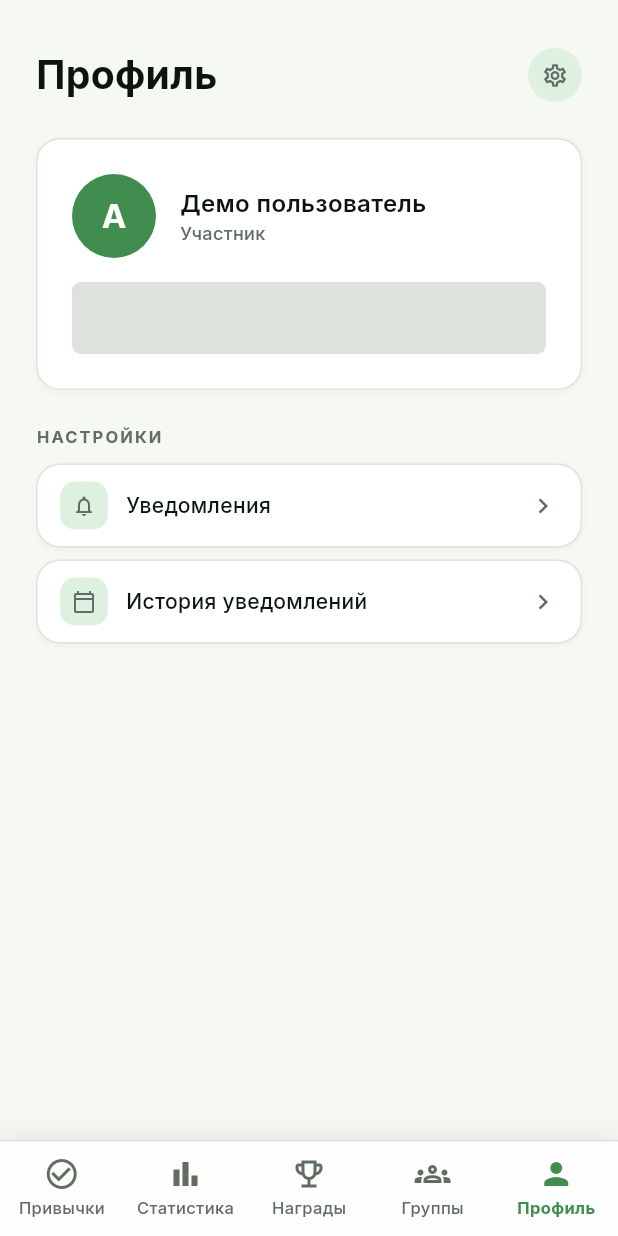
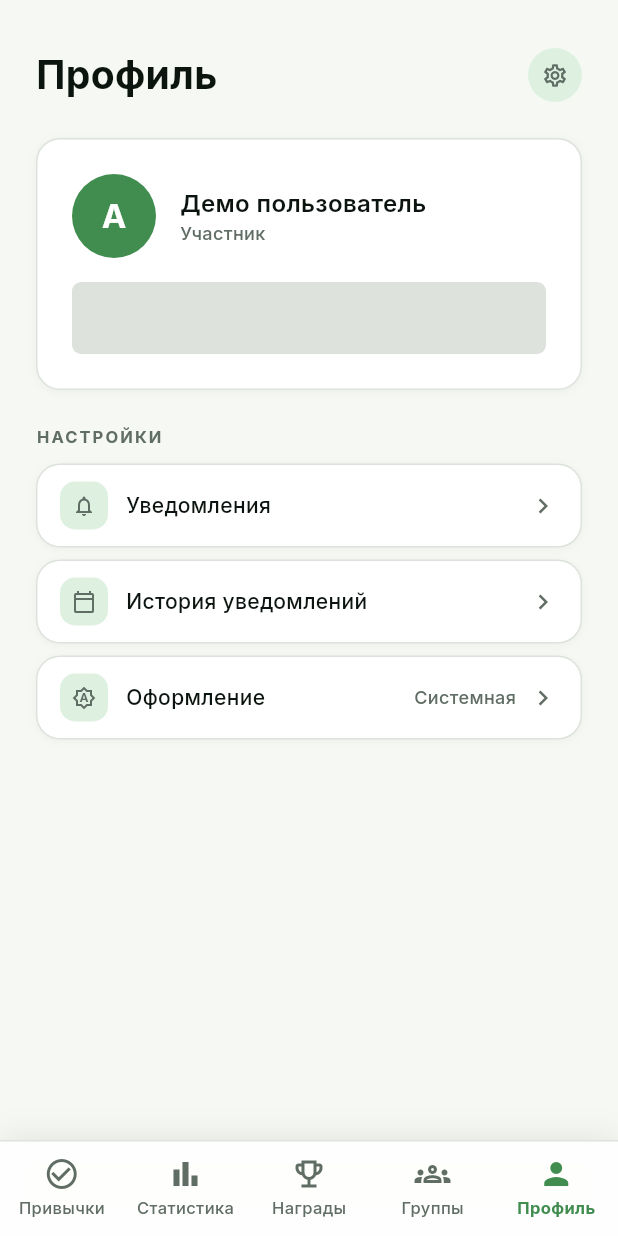
Before and after one commit to Shiringaa3011/Hability_rep, a Flutter app: the screen it shows after launch, item 5 of the bottom bar chosen, on a phone screen of 412 x 824 dp. Run offline on Flutter 3.47's test engine with Material 3 defaults, Android fonts, the phone set to English and light mode, and no system bars; our stand-ins replace dartz, dio, equatable, fl_chart, flutter_bloc, freezed_annotation and 4 more; accounts and stored records are empty; network calls fail.

Commit message:
feat fully migrate to new design

```diff
--- a/frontend/lib/core/design_system/theme/app_theme.dart
+++ b/frontend/lib/core/design_system/theme/app_theme.dart
@@ -122,6 +122,15 @@ class AppTheme {
           (s) => s.contains(WidgetState.selected) ? c.primary : c.border,
         ),
       ),
+      listTileTheme: ListTileThemeData(
+        tileColor: c.card,
+        iconColor: c.mutedForeground,
+        textColor: c.foreground,
+        titleTextStyle: AppTextStyles.titleSmall.copyWith(color: c.foreground),
+        subtitleTextStyle: AppTextStyles.caption.copyWith(color: c.mutedForeground),
+        shape: const RoundedRectangleBorder(borderRadius: AppRadius.cardRadius),
+        contentPadding: const EdgeInsets.symmetric(horizontal: 16, vertical: 4),
+      ),
       navigationBarTheme: NavigationBarThemeData(
         backgroundColor: c.card,
         indicatorColor: c.secondary,
--- /dev/null
+++ b/frontend/lib/core/theme/theme_mode_controller.dart
@@ -0,0 +1,57 @@
+import 'package:flutter/material.dart';
+import 'package:hive/hive.dart';
+
+class ThemeModeController extends ValueNotifier<ThemeMode> {
+  ThemeModeController._() : super(ThemeMode.system);
+
+  static final ThemeModeController instance = ThemeModeController._();
+
+  static const String _boxName = 'app_settings';
+  static const String _key = 'theme_mode';
+
+  static Future<void> init() async {
+    final box = await Hive.openBox<String>(_boxName);
+    final saved = box.get(_key);
+    instance.value = _decode(saved);
+  }
+
+  Future<void> set(ThemeMode mode) async {
+    if (value == mode) return;
+    value = mode;
+    final box = Hive.box<String>(_boxName);
+    await box.put(_key, _encode(mode));
+  }
+
+  static ThemeMode _decode(String? raw) {
+    switch (raw) {
+      case 'light':
+        return ThemeMode.light;
+      case 'dark':
+        return ThemeMode.dark;
+      default:
+        return ThemeMode.system;
+    }
+  }
+
+  static String _encode(ThemeMode mode) {
+    switch (mode) {
+      case ThemeMode.light:
+        return 'light';
+      case ThemeMode.dark:
+        return 'dark';
+      case ThemeMode.system:
+        return 'system';
+    }
+  }
+
+  String get displayLabel {
+    switch (value) {
+      case ThemeMode.light:
+        return 'Светлая';
+      case ThemeMode.dark:
+        return 'Тёмная';
+      case ThemeMode.system:
+        return 'Системная';
+    }
+  }
+}
--- a/frontend/lib/main.dart
+++ b/frontend/lib/main.dart
@@ -2,6 +2,7 @@ import 'package:flutter/material.dart';
 import 'package:hive_flutter/hive_flutter.dart';
 
 import 'core/design_system/design_system.dart';
+import 'core/theme/theme_mode_controller.dart';
 import 'features/gamification/presentation/pages/achievements_page.dart';
 import 'features/gamification/presentation/pages/stats_page.dart';
 import 'features/groups/presentation/pages/groups_page.dart';
@@ -14,6 +15,8 @@ void main() async {
 
   await Hive.initFlutter();
 
+  await ThemeModeController.init();
+
   await di.init();
 
   runApp(const HabitlyApp());
@@ -24,13 +27,16 @@ class HabitlyApp extends StatelessWidget {
 
   @override
   Widget build(BuildContext context) {
-    return MaterialApp(
-      title: 'Habitly',
-      debugShowCheckedModeBanner: false,
-      theme: AppTheme.light(),
-      darkTheme: AppTheme.dark(),
-      themeMode: ThemeMode.system,
-      home: const _MainShell(),
+    return ListenableBuilder(
+      listenable: ThemeModeController.instance,
+      builder: (context, _) => MaterialApp(
+        title: 'Habitly',
+        debugShowCheckedModeBanner: false,
+        theme: AppTheme.light(),
+        darkTheme: AppTheme.dark(),
+        themeMode: ThemeModeController.instance.value,
+        home: const _MainShell(),
+      ),
     );
   }
 }
```
Also changed, not shown: frontend/lib/features/gamification/presentation/pages/level_page.dart (+86 -121 lines), frontend/lib/features/profile/presentation/pages/profile_page.dart (+133 -2 lines), 1 other file.
